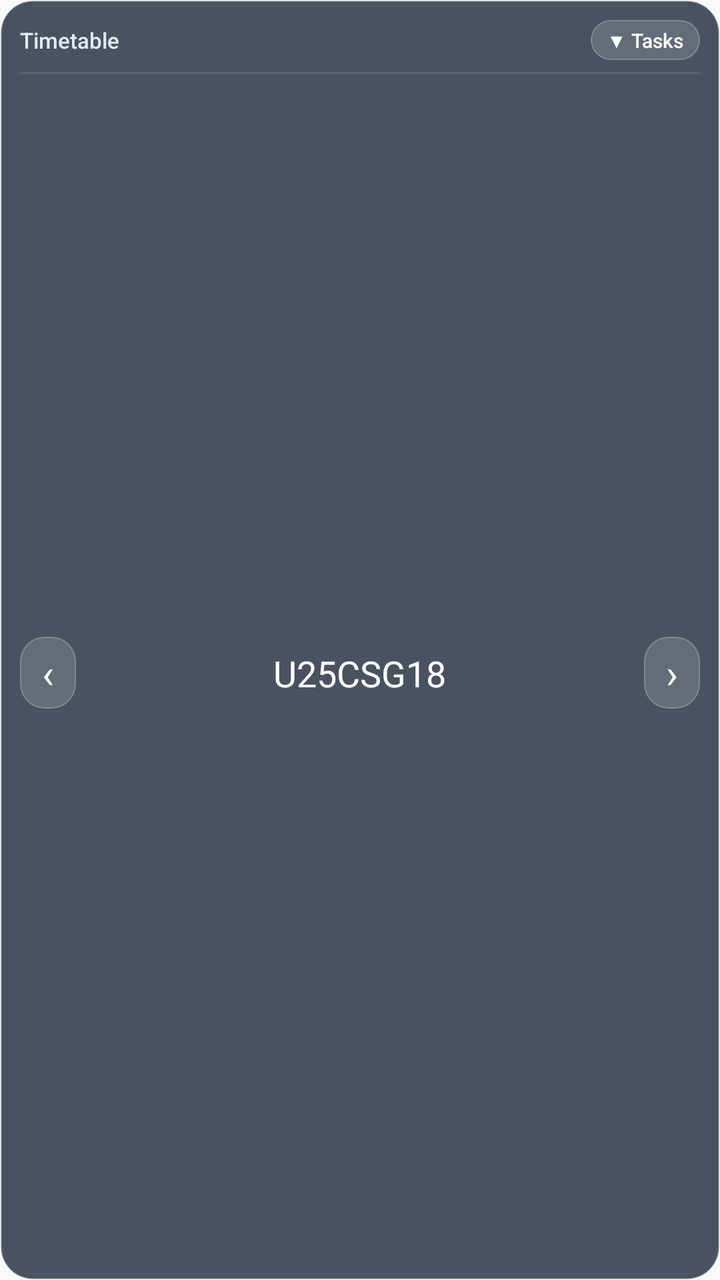
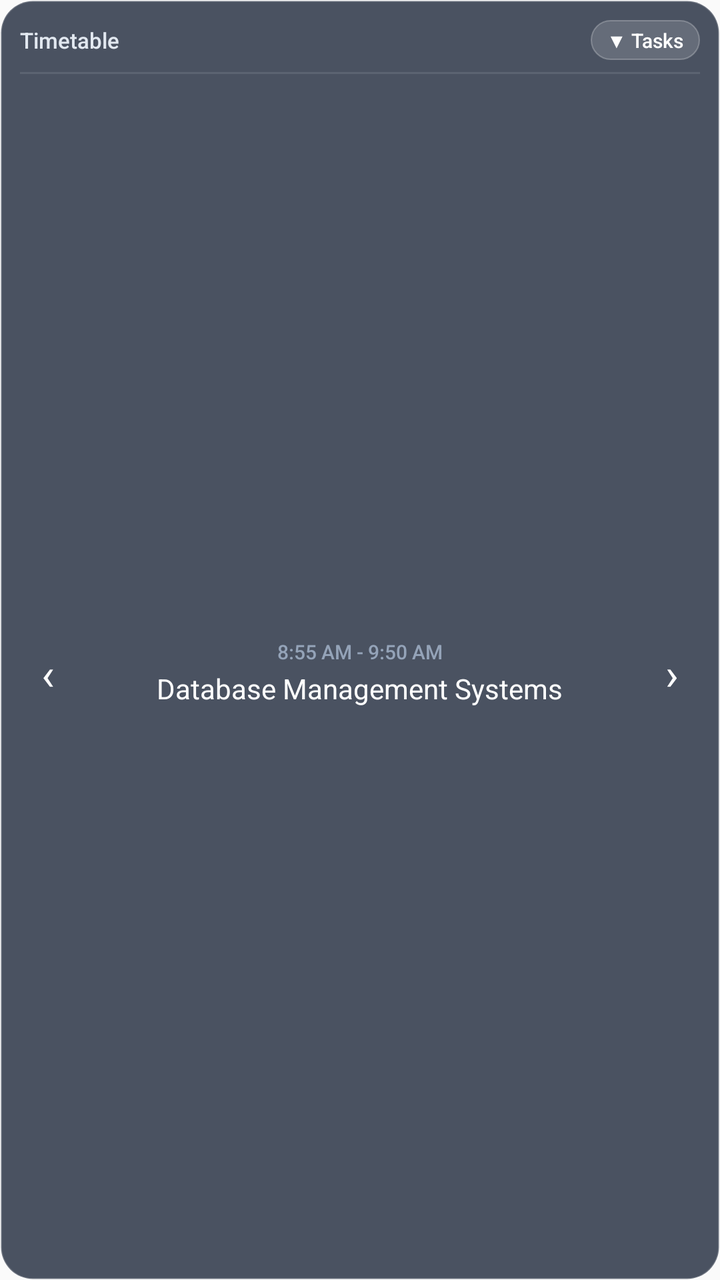

Compare the two renders of this Android layout. The source of the first and the diff that turns it into the second are given below.
<!-- AndroidManifest.xml: application theme Theme.WidgetTimetable -->
<!-- res/layout/timetable_widget.xml -->
<?xml version="1.0" encoding="utf-8"?>
<LinearLayout xmlns:android="http://schemas.android.com/apk/res/android"
    android:id="@+id/widget_root"
    android:layout_width="match_parent"
    android:layout_height="match_parent"
    android:background="@drawable/widget_background"
    android:orientation="vertical"
    android:padding="10dp">

    
    <LinearLayout
        android:layout_width="match_parent"
        android:layout_height="wrap_content"
        android:gravity="center_vertical"
        android:orientation="horizontal">

        <TextView
            android:id="@+id/widget_header_title"
            android:layout_width="0dp"
            android:layout_height="wrap_content"
            android:layout_weight="1"
            android:ellipsize="end"
            android:fontFamily="sans-serif-medium"
            android:singleLine="true"
            android:text="Timetable"
            android:textColor="#E2E8F0"
            android:textSize="11sp" />

        
        <TextView
            android:id="@+id/widget_live_badge"
            android:layout_width="wrap_content"
            android:layout_height="wrap_content"
            android:layout_marginEnd="6dp"
            android:background="@drawable/widget_badge_bg"
            android:fontFamily="sans-serif-bold"
            android:paddingStart="6dp"
            android:paddingTop="2dp"
            android:paddingEnd="6dp"
            android:paddingBottom="2dp"
            android:text="LIVE"
            android:textColor="#38BDF8"
            android:textSize="9sp"
            android:visibility="gone" />

        
        <TextView
            android:id="@+id/widget_mode_toggle_btn"
            android:layout_width="wrap_content"
            android:layout_height="wrap_content"
            android:background="@drawable/widget_btn_bg"
            android:fontFamily="sans-serif-medium"
            android:paddingStart="8dp"
            android:paddingTop="3dp"
            android:paddingEnd="8dp"
            android:paddingBottom="3dp"
            android:text="▼ Tasks"
            android:textColor="#FFFFFF"
            android:textSize="10sp" />
    </LinearLayout>

    
    <FrameLayout
        android:layout_width="match_parent"
        android:layout_height="1dp"
        android:layout_marginTop="6dp"
        android:layout_marginBottom="6dp"
        android:background="#1AFFFFFF" />

    
    <LinearLayout
        android:id="@+id/widget_timetable_container"
        android:layout_width="match_parent"
        android:layout_height="0dp"
        android:layout_weight="1"
        android:gravity="center_vertical"
        android:orientation="horizontal"
        android:visibility="visible">

        
        <TextView
            android:id="@+id/widget_period_prev_btn"
            android:layout_width="28dp"
            android:layout_height="36dp"
            android:background="@drawable/widget_btn_bg"
            android:fontFamily="sans-serif-bold"
            android:gravity="center"
            android:text="‹"
            android:textColor="#FFFFFF"
            android:textSize="20sp" />

        
        <LinearLayout
            android:id="@+id/widget_period_content"
            android:layout_width="0dp"
            android:layout_height="wrap_content"
            android:layout_weight="1"
            android:gravity="center"
            android:orientation="vertical"
            android:paddingStart="8dp"
            android:paddingEnd="8dp">

            <TextView
                android:id="@+id/widget_current_period_meta"
                android:layout_width="wrap_content"
                android:layout_height="wrap_content"
                android:visibility="gone"
                android:ellipsize="end"
                android:fontFamily="sans-serif-medium"
                android:singleLine="true"
                android:text=""
                android:textColor="#94A3B8"
                android:textSize="10sp" />

            <TextView
                android:id="@+id/widget_current_subject"
                android:layout_width="wrap_content"
                android:layout_height="wrap_content"
                android:ellipsize="end"
                android:fontFamily="sans-serif-bold"
                android:singleLine="true"
                android:text="U25CSG18"
                android:textColor="#FFFFFF"
                android:textSize="18sp" />

            <TextView
                android:id="@+id/widget_current_faculty"
                android:layout_width="wrap_content"
                android:layout_height="wrap_content"
                android:visibility="gone"
                android:ellipsize="end"
                android:fontFamily="sans-serif"
                android:singleLine="true"
                android:text=""
                android:textColor="#CBD5E1"
                android:textSize="10sp" />
        </LinearLayout>

        
        <TextView
            android:id="@+id/widget_period_next_btn"
            android:layout_width="28dp"
            android:layout_height="36dp"
            android:background="@drawable/widget_btn_bg"
            android:fontFamily="sans-serif-bold"
            android:gravity="center"
            android:text="›"
            android:textColor="#FFFFFF"
            android:textSize="20sp" />
    </LinearLayout>

    
    <LinearLayout
        android:id="@+id/widget_tasks_container"
        android:layout_width="match_parent"
        android:layout_height="0dp"
        android:layout_weight="1"
        android:gravity="center_vertical"
        android:orientation="horizontal"
        android:visibility="gone">

        
        <TextView
            android:id="@+id/widget_task_prev_btn"
            android:layout_width="28dp"
            android:layout_height="36dp"
            android:background="@drawable/widget_btn_bg"
            android:fontFamily="sans-serif-bold"
            android:gravity="center"
            android:text="‹"
            android:textColor="#FFFFFF"
            android:textSize="20sp" />

        
        <LinearLayout
            android:id="@+id/widget_task_content"
            android:layout_width="0dp"
            android:layout_height="wrap_content"
            android:layout_weight="1"
            android:gravity="center"
            android:orientation="vertical"
            android:paddingStart="8dp"
            android:paddingEnd="8dp">

            <TextView
                android:id="@+id/widget_task_meta"
                android:layout_width="wrap_content"
                android:layout_height="wrap_content"
                android:ellipsize="end"
                android:fontFamily="sans-serif-medium"
                android:singleLine="true"
                android:text="task 1 - medium"
                android:textColor="#FFFFFF"
                android:textSize="11sp" />

            <TextView
                android:id="@+id/widget_task_title"
                android:layout_width="wrap_content"
                android:layout_height="wrap_content"
                android:layout_marginTop="4dp"
                android:layout_marginBottom="4dp"
                android:ellipsize="end"
                android:fontFamily="sans-serif-bold"
                android:singleLine="true"
                android:text="DBMS Lab Exercise 4"
                android:textColor="#FFFFFF"
                android:textSize="13sp" />

            <TextView
                android:id="@+id/widget_task_due"
                android:layout_width="wrap_content"
                android:layout_height="wrap_content"
                android:layout_marginTop="2dp"
                android:ellipsize="end"
                android:fontFamily="sans-serif"
                android:singleLine="true"
                android:text="Due: Tomorrow, 5:00 PM"
                android:textColor="#94A3B8"
                android:textSize="10sp" />
        </LinearLayout>

        
        <TextView
            android:id="@+id/widget_task_complete_btn"
            android:layout_width="28dp"
            android:layout_height="28dp"
            android:layout_marginEnd="6dp"
            android:background="@drawable/widget_dot_bg"
            android:fontFamily="sans-serif-bold"
            android:gravity="center"
            android:text="✓"
            android:textColor="#10B981"
            android:textSize="12sp" />

        
        <TextView
            android:id="@+id/widget_task_next_btn"
            android:layout_width="28dp"
            android:layout_height="36dp"
            android:background="@drawable/widget_btn_bg"
            android:fontFamily="sans-serif-bold"
            android:gravity="center"
            android:text="›"
            android:textColor="#FFFFFF"
            android:textSize="20sp" />
    </LinearLayout>

    
    <TextView
        android:id="@+id/widget_next_period"
        android:layout_width="match_parent"
        android:layout_height="wrap_content"
        android:visibility="gone"
        android:ellipsize="end"
        android:fontFamily="sans-serif"
        android:gravity="center"
        android:singleLine="true"
        android:text=""
        android:textColor="#64748B"
        android:textSize="9sp" />

</LinearLayout>
<!-- resources referenced by this layout -->
<resources>
  <!-- drawable widget_background (drawable) -->
  <?xml version="1.0" encoding="utf-8"?>
  <shape xmlns:android="http://schemas.android.com/apk/res/android">
      <solid android:color="#CC1E293B" />
      <corners android:radius="16dp" />
      <stroke
          android:width="1dp"
          android:color="#33FFFFFF" />
  </shape>
  <!-- drawable widget_badge_bg (drawable) -->
  <?xml version="1.0" encoding="utf-8"?>
  <shape xmlns:android="http://schemas.android.com/apk/res/android">
      <solid android:color="#3338BDF8" />
      <corners android:radius="8dp" />
      <stroke
          android:width="0.5dp"
          android:color="#8038BDF8" />
  </shape>
  <!-- drawable widget_btn_bg (drawable) -->
  <?xml version="1.0" encoding="utf-8"?>
  <shape xmlns:android="http://schemas.android.com/apk/res/android">
      <solid android:color="#26FFFFFF" />
      <corners android:radius="12dp" />
      <stroke
          android:width="0.5dp"
          android:color="#40FFFFFF" />
  </shape>
  <!-- drawable widget_dot_bg (drawable) -->
  <?xml version="1.0" encoding="utf-8"?>
  <shape xmlns:android="http://schemas.android.com/apk/res/android"
      android:shape="oval">
      <solid android:color="#1A10B981" />
      <stroke
          android:width="2dp"
          android:color="#FF10B981" />
      <size
          android:width="24dp"
          android:height="24dp" />
  </shape>
  <style name="Theme.WidgetTimetable" parent="android:Theme.Material.Light.NoActionBar" />
</resources>

<!-- the commit's change to res/layout/timetable_widget.xml (unified diff, before → after) -->
@@ -82,12 +82,11 @@
             android:id="@+id/widget_period_prev_btn"
             android:layout_width="28dp"
             android:layout_height="36dp"
-            android:background="@drawable/widget_btn_bg"
             android:fontFamily="sans-serif-bold"
             android:gravity="center"
             android:text="‹"
             android:textColor="#FFFFFF"
-            android:textSize="20sp" />
+            android:textSize="22sp" />
 
         
         <LinearLayout
@@ -97,18 +96,17 @@
             android:layout_weight="1"
             android:gravity="center"
             android:orientation="vertical"
-            android:paddingStart="8dp"
-            android:paddingEnd="8dp">
+            android:paddingStart="6dp"
+            android:paddingEnd="6dp">
 
             <TextView
                 android:id="@+id/widget_current_period_meta"
                 android:layout_width="wrap_content"
                 android:layout_height="wrap_content"
-                android:visibility="gone"
-                android:ellipsize="end"
+                android:visibility="visible"
                 android:fontFamily="sans-serif-medium"
-                android:singleLine="true"
-                android:text=""
+                android:gravity="center"
+                android:text="8:55 AM - 9:50 AM"
                 android:textColor="#94A3B8"
                 android:textSize="10sp" />
 
@@ -116,21 +114,20 @@
                 android:id="@+id/widget_current_subject"
                 android:layout_width="wrap_content"
                 android:layout_height="wrap_content"
-                android:ellipsize="end"
+                android:layout_marginTop="2dp"
+                android:gravity="center"
                 android:fontFamily="sans-serif-bold"
-                android:singleLine="true"
-                android:text="U25CSG18"
+                android:maxLines="2"
+                android:text="Database Management Systems"
                 android:textColor="#FFFFFF"
-                android:textSize="18sp" />
+                android:textSize="14sp" />
 
             <TextView
                 android:id="@+id/widget_current_faculty"
                 android:layout_width="wrap_content"
                 android:layout_height="wrap_content"
                 android:visibility="gone"
-                android:ellipsize="end"
                 android:fontFamily="sans-serif"
-                android:singleLine="true"
                 android:text=""
                 android:textColor="#CBD5E1"
                 android:textSize="10sp" />
@@ -141,12 +138,11 @@
             android:id="@+id/widget_period_next_btn"
             android:layout_width="28dp"
             android:layout_height="36dp"
-            android:background="@drawable/widget_btn_bg"
             android:fontFamily="sans-serif-bold"
             android:gravity="center"
             android:text="›"
             android:textColor="#FFFFFF"
-            android:textSize="20sp" />
+            android:textSize="22sp" />
     </LinearLayout>
 
     
@@ -164,12 +160,11 @@
             android:id="@+id/widget_task_prev_btn"
             android:layout_width="28dp"
             android:layout_height="36dp"
-            android:background="@drawable/widget_btn_bg"
             android:fontFamily="sans-serif-bold"
             android:gravity="center"
             android:text="‹"
             android:textColor="#FFFFFF"
-            android:textSize="20sp" />
+            android:textSize="22sp" />
 
         
         <LinearLayout
@@ -179,16 +174,15 @@
             android:layout_weight="1"
             android:gravity="center"
             android:orientation="vertical"
-            android:paddingStart="8dp"
-            android:paddingEnd="8dp">
+            android:paddingStart="6dp"
+            android:paddingEnd="6dp">
 
             <TextView
                 android:id="@+id/widget_task_meta"
                 android:layout_width="wrap_content"
                 android:layout_height="wrap_content"
-                android:ellipsize="end"
                 android:fontFamily="sans-serif-medium"
-                android:singleLine="true"
+                android:gravity="center"
                 android:text="task 1 - medium"
                 android:textColor="#FFFFFF"
                 android:textSize="11sp" />
@@ -197,11 +191,11 @@
                 android:id="@+id/widget_task_title"
                 android:layout_width="wrap_content"
                 android:layout_height="wrap_content"
-                android:layout_marginTop="4dp"
-                android:layout_marginBottom="4dp"
-                android:ellipsize="end"
+                android:layout_marginTop="3dp"
+                android:layout_marginBottom="3dp"
+                android:gravity="center"
                 android:fontFamily="sans-serif-bold"
-                android:singleLine="true"
+                android:maxLines="2"
                 android:text="DBMS Lab Exercise 4"
                 android:textColor="#FFFFFF"
                 android:textSize="13sp" />
@@ -210,10 +204,8 @@
                 android:id="@+id/widget_task_due"
                 android:layout_width="wrap_content"
                 android:layout_height="wrap_content"
-                android:layout_marginTop="2dp"
-                android:ellipsize="end"
                 android:fontFamily="sans-serif"
-                android:singleLine="true"
+                android:gravity="center"
                 android:text="Due: Tomorrow, 5:00 PM"
                 android:textColor="#94A3B8"
                 android:textSize="10sp" />
@@ -237,12 +229,11 @@
             android:id="@+id/widget_task_next_btn"
             android:layout_width="28dp"
             android:layout_height="36dp"
-            android:background="@drawable/widget_btn_bg"
             android:fontFamily="sans-serif-bold"
             android:gravity="center"
             android:text="›"
             android:textColor="#FFFFFF"
-            android:textSize="20sp" />
+            android:textSize="22sp" />
     </LinearLayout>
 
     
